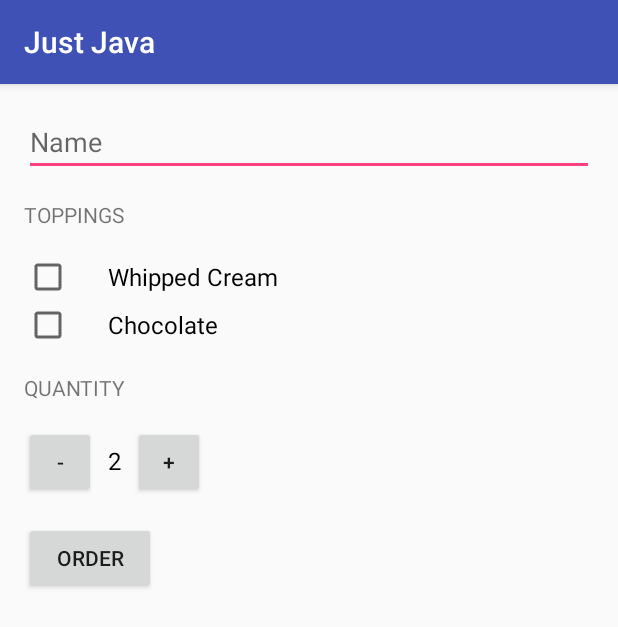
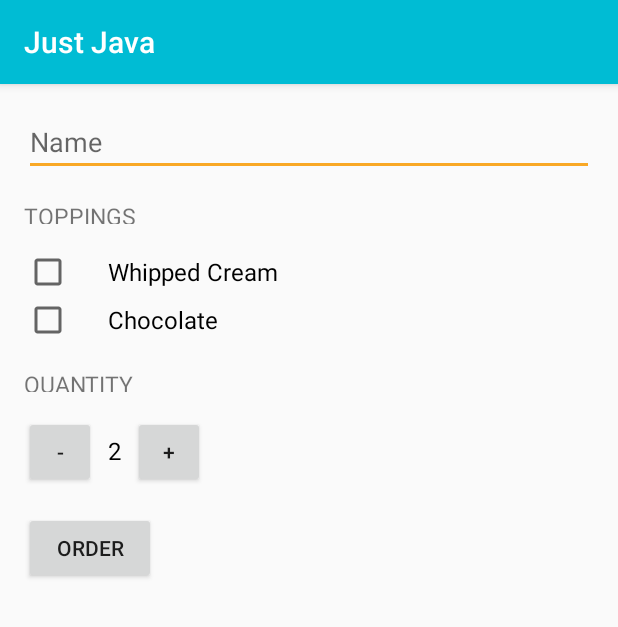
Before and after one commit to sameerkhan116/app_basics, an Android app: the screen it shows after launch (MainActivity), on a phone screen of 412 x 824 dp. Shown: the top 627 px of the screen. Run offline under Robolectric (Android 15) with nearby library versions, the phone set to English and light mode, and no system bars.

Commit message:
Just Java completed

```diff
--- a/JustJava/app/src/main/res/layout/activity_main.xml
+++ b/JustJava/app/src/main/res/layout/activity_main.xml
@@ -23,12 +23,10 @@
             android:inputType="textCapWords" />
 
         <TextView
-            android:layout_width="wrap_content"
-            android:layout_height="wrap_content"
             android:paddingBottom="16dp"
             android:paddingTop="16dp"
-            android:text="Toppings"
-            android:textAllCaps="true" />
+            style="@style/CustomText"
+            android:text="Toppings" />
 
         <CheckBox
             android:id="@+id/whipped_checkbox"
@@ -47,12 +45,10 @@
             android:textSize="16sp" />
 
         <TextView
-            android:layout_width="wrap_content"
-            android:layout_height="wrap_content"
             android:paddingBottom="16dp"
             android:paddingTop="16dp"
             android:text="quantity"
-            android:textAllCaps="true" />
+            style="@style/CustomText" />
 
         <LinearLayout
             android:layout_width="wrap_content"
--- a/JustJava/app/src/main/res/values/styles.xml
+++ b/JustJava/app/src/main/res/values/styles.xml
@@ -3,9 +3,16 @@
     <!-- Base application theme. -->
     <style name="AppTheme" parent="Theme.AppCompat.Light.DarkActionBar">
         <!-- Customize your theme here. -->
-        <item name="colorPrimary">@color/colorPrimary</item>
-        <item name="colorPrimaryDark">@color/colorPrimaryDark</item>
-        <item name="colorAccent">@color/colorAccent</item>
+        <item name="colorPrimary">#00BCD4</item>
+        <item name="colorPrimaryDark">#0097A7</item>
+        <item name="colorAccent">#F9A825</item>
     </style>
 
+    <style name="CustomText">
+        <item name="android:layout_width">wrap_content</item>
+        <item name="android:layout_height">48dp</item>
+        <item name="android:gravity">center_vertical</item>
+        <item name="android:textAllCaps">true</item>
+        <item name="android:textSize">15sp</item>
+    </style>
 </resources>
```
